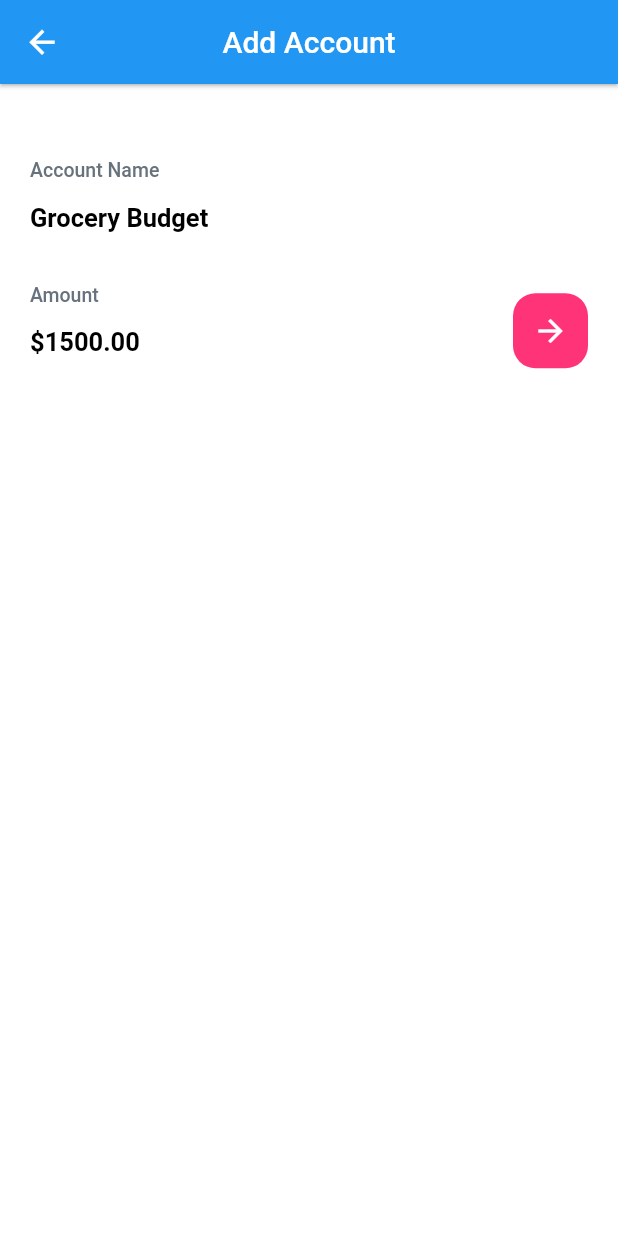
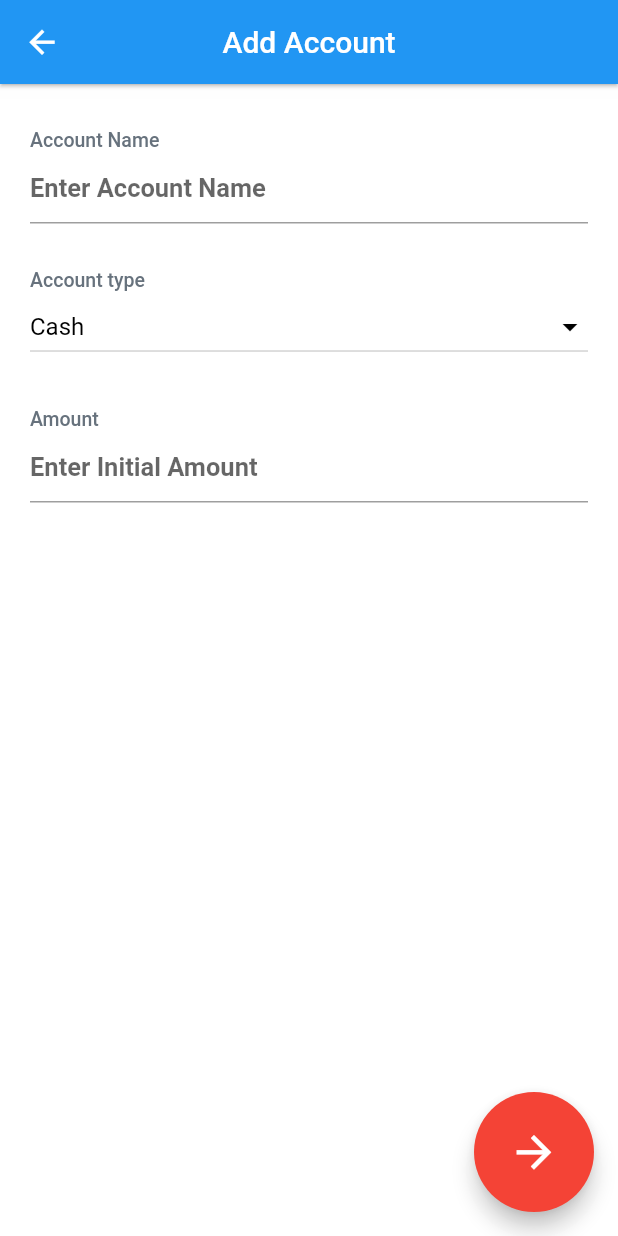
Before and after one commit to abdbd1020/cointrack, a Flutter app: the CreateEditAccountPage screen opened directly, on a phone screen of 412 x 824 dp. Run offline on Flutter 3.47's test engine with Material 2 defaults, Android fonts, the phone set to English and light mode, and no system bars; our stand-ins replace fl_chart, flutter_icons, fluttertoast, shared_preferences, sqflite; accounts and stored records are empty.

Commit message:
account done

```diff
--- /dev/null
+++ b/lib/Misc/Strings.dart
@@ -0,0 +1,3 @@
+const String cashString = "Cash";
+const String bankString = "Bank";
+const String mobileBankString = "Mobile Bank";
--- a/lib/controller/accountController.dart
+++ b/lib/controller/accountController.dart
@@ -144,7 +144,10 @@ CREATE TABLE Accounts (
       conflictAlgorithm: ConflictAlgorithm.replace,
     );
   }
-  Future<List<Account>> dogs() async {
+
+
+
+  Future<List<Account>> getAllAccounts() async {
 
     final database = openDatabase(
       // Set the path to the database. Note: Using the `join` function from the
--- a/lib/model/account.dart
+++ b/lib/model/account.dart
@@ -1,12 +1,12 @@
 
 
 class Account {
-  final int id;
-  final String name;
-  final int amount;
-  final String type;
+   int id;
+   String name;
+   int amount;
+   String type;
 
-  const Account({
+   Account({
     this.id,
      this.name,
      this.amount,
@@ -50,6 +50,6 @@ class Account {
   // each dog when using the print statement.
   @override
   String toString() {
-    return 'Dog{id: $id, name: $name, amount: $amount, type: $type}';
+    return 'Account{id: $id, name: $name, amount: $amount, type: $type}';
   }
 }
--- a/lib/pages/createEditAccountPage.dart
+++ b/lib/pages/createEditAccountPage.dart
@@ -1,14 +1,14 @@
+import 'package:flutter/material.dart';
 
-import 'package:flutter/material.dart';
-import 'package:flutter_icons/flutter_icons.dart';
-
-import '../Misc/categories.dart';
+import '../Misc/Strings.dart';
 import '../Misc/colors.dart';
 import '../component/appBarBackButton.dart';
+import '../controller/accountController.dart';
 import '../model/account.dart';
+import 'accountsPage.dart';
+
 
 class CreateEditAccountPage extends StatefulWidget {
-
   const CreateEditAccountPage({Key key, this.account}) : super(key: key);
   final Account account;
 
@@ -20,9 +20,19 @@ class _CreateEditAccountPage extends State<CreateEditAccountPage> {
   Account account;
   _CreateEditAccountPage(this.account);
   int activeCategory = 0;
-  TextEditingController _budgetName =
-  TextEditingController(text: "Grocery Budget");
-  TextEditingController _budgetPrice = TextEditingController(text: "\$1500.00");
+  String dropdownValue;
+  TextEditingController accountNameController = TextEditingController();
+
+  TextEditingController accountAmountController = TextEditingController();
+  int accountId=0;
+
+  @override
+  void initState() {
+    super.initState();
+    accountNameController.text = accountName();
+    accountAmountController.text = accountAmount();
+    dropdownValue = account == null ? cashString : account.type;
+  }
 
   @override
   Widget build(BuildContext context) {
@@ -31,16 +41,33 @@ class _CreateEditAccountPage extends State<CreateEditAccountPage> {
         leading: AppBarBackButton(),
         elevation: 1,
         centerTitle: true,
-        title: account==null? Text(
+        title: account == null
+            ? const Text(
                 'Add Account',
                 style: TextStyle(color: Colors.white),
-        ):
-        Text(
+              )
+            : const Text(
                 'Edit Account',
                 style: TextStyle(color: Colors.white),
               ),
       ),
       backgroundColor: white.withOpacity(0.95),
+      floatingActionButton: Container(
+        decoration: BoxDecoration(
+            color: Colors.transparent,
+            borderRadius: BorderRadius.circular(15)),
+
+        height: 80.0,
+        width: 80.0,
+        child: FittedBox(
+          child: FloatingActionButton(onPressed: addEditAccount,
+            child: Icon( Icons.arrow_forward,
+              color: white,),
+            backgroundColor: Colors.red,),
+        ),
+
+
+      ),
       body: getBody(),
     );
   }
@@ -60,20 +87,16 @@ class _CreateEditAccountPage extends State<CreateEditAccountPage> {
                 // changes position of shadow
               ),
             ]),
-
           ),
-
-
-
-          SizedBox(
-            height: 50,
+          const SizedBox(
+            height: 30,
           ),
           Padding(
             padding: const EdgeInsets.only(left: 20, right: 20),
             child: Column(
               crossAxisAlignment: CrossAxisAlignment.start,
               children: [
-                Text(
+                const Text(
                   "Account Name",
                   style: TextStyle(
                       fontWeight: FontWeight.w500,
@@ -81,28 +104,68 @@ class _CreateEditAccountPage extends State<CreateEditAccountPage> {
                       color: Color(0xff67727d)),
                 ),
                 TextField(
-                  controller: _budgetName,
+                    controller: accountNameController,
                     cursorColor: black,
+                    style: const TextStyle(
+                        fontSize: 17,
+                        fontWeight: FontWeight.bold,
+                        color: black),
+                    decoration: const InputDecoration(
+                        hintText: "Enter Account Name",
+                        border: UnderlineInputBorder(
+                            borderSide: BorderSide(
+                                color: Colors.yellow
+                            ))),
+                ),
+
+                const SizedBox(
+                  height: 30,
+                ),
+                const Text(
+                  "Account type",
                   style: TextStyle(
-                      fontSize: 17, fontWeight: FontWeight.bold, color: black),
-                  decoration: account==null?  InputDecoration(
-                     hintText: "Enter Account Name", border: InputBorder.none)
-                :
-            InputDecoration(
-                hintText: account.name, border: InputBorder.none),
+                      fontWeight: FontWeight.w500,
+                      fontSize: 13,
+                      color: Color(0xff67727d)),
                 ),
-                SizedBox(
-                  height: 20,
+                DropdownButton<String>(
+                  focusColor: Colors.white,
+                  value: dropdownValue,
+                  isExpanded: true,
+
+                  // elevation: 5,
+                  iconEnabledColor: Colors.black,
+                  items: <String>[cashString, bankString, mobileBankString]
+                      .map<DropdownMenuItem<String>>((String value) {
+                    return DropdownMenuItem<String>(
+                      value: value,
+                      child: Text(
+                        value,
+                        style: TextStyle(color: Colors.black),
                       ),
-                Row(
-                  mainAxisAlignment: MainAxisAlignment.spaceBetween,
-                  children: [
-                    Container(
-                      width: (size.width - 140),
-                      child: Column(
+                    );
+                  }).toList(),
+                  hint: const Text(
+                    "Please choose a type",
+                    style: TextStyle(
+                        color: Colors.black,
+                        fontSize: 14,
+                        fontWeight: FontWeight.w500),
+                  ),
+                  onChanged: (String value) {
+                    setState(() {
+                      dropdownValue = value;
+                    });
+                  },
+                ),
+                const SizedBox(
+                  height: 30,
+                ),
+
+                    Column(
                       crossAxisAlignment: CrossAxisAlignment.start,
                       children: [
-                          Text(
+                        const Text(
                           "Amount",
                           style: TextStyle(
                               fontWeight: FontWeight.w500,
@@ -110,35 +173,26 @@ class _CreateEditAccountPage extends State<CreateEditAccountPage> {
                               color: Color(0xff67727d)),
                         ),
                         TextField(
-                            controller: _budgetPrice,
+                            controller: accountAmountController,
+                          keyboardType: const TextInputType.numberWithOptions(decimal: true),
+
                           cursorColor: black,
-                            style: TextStyle(
-                                fontSize: 17, fontWeight: FontWeight.bold, color: black),
-                            decoration: account==null?  InputDecoration(
-                                hintText: "Enter Initial Amount", border: InputBorder.none)
-                                :
-                            InputDecoration(
-                                hintText: account.amount.toString(), border: InputBorder.none),
+                            style: const TextStyle(
+                                fontSize: 17,
+                                fontWeight: FontWeight.bold,
+                                color: black),
+                            decoration: const InputDecoration(
+                                hintText: "Enter Initial Amount",
+                                border: UnderlineInputBorder(
+                                    borderSide: BorderSide(
+                                        color: Colors.black
+                                    ))),
                         )
+
                       ],
                     ),
-                    ),
-                    SizedBox(
-                      width: 20,
-                    ),
-                    Container(
-                      width: 50,
-                      height: 50,
-                      decoration: BoxDecoration(
-                          color: primary,
-                          borderRadius: BorderRadius.circular(15)),
-                      child: Icon(
-                        Icons.arrow_forward,
-                        color: white,
-                      ),
-                    ),
-                  ],
-                )
+
+
               ],
             ),
           )
@@ -146,4 +200,72 @@ class _CreateEditAccountPage extends State<CreateEditAccountPage> {
       ),
     );
   }
+
+  String accountName() {
+    if (account == null) {
+      return "";
+    } else {
+      return account.name;
     }
+  }
+
+  String accountAmount() {
+    if (account == null) {
+      return "";
+    } else {
+      return account.amount.toString();
+    }
+  }
+
+  Future addEditAccount() async {
+    if(accountNameController.text==""){
+
+      ScaffoldMessenger.of(context).showSnackBar(const SnackBar(
+        content: Text("Account Name is needed"),
+        duration: Duration(milliseconds: 500),
+      ));
+    }
+    if(accountAmountController.text==""){
+
+      accountAmountController.text=="0";
+    }
+    if(account!=null){
+      accountId = account.id;
+    }
+    else{
+      List<Account> accounts = await AccountController.instance.readAllAccounts();
+      int ans = -1;
+      for (var acc in accounts) {
+        if(ans<acc.id){
+          ans = acc.id;
+        }
+      }
+      ans++;
+      accountId = ans;
+    }
+    bool isUpdate = true;
+    if(account==null)isUpdate = false;
+      account =  Account(
+        id: accountId,
+        name: accountNameController.text,
+        amount:int.parse(accountAmountController.text) ,
+        type: dropdownValue,
+      );
+      if(isUpdate){
+        await AccountController.instance.update(account);
+      }
+      else{
+        await AccountController.instance.create(account);
+      }
+
+    ScaffoldMessenger.of(context).showSnackBar(const SnackBar(
+      content: Text("Successful"),
+      duration: Duration(milliseconds: 500),
+    ));
+    Navigator.push(
+      context,
+      MaterialPageRoute(builder: (context) => AccountsPage()),
+    );
+
+  }
+}
--- a/lib/pages/homePage.dart
+++ b/lib/pages/homePage.dart
@@ -4,6 +4,7 @@ import 'package:flutter/cupertino.dart';
 import 'package:flutter/foundation.dart';
 import 'package:flutter/material.dart';
 import 'package:fluttertoast/fluttertoast.dart';
+import 'package:swe/Misc/Strings.dart';
 import 'package:swe/controller/accountController.dart';
 import 'package:swe/model/account.dart';
 import 'package:swe/pages/accountsPage.dart';
@@ -124,7 +125,7 @@ class _HomePageState extends State<HomePage> {
                                           ? Container()
                                           : AccountCard(
                                               name: accounts[index].name,
-                                              amount: accounts[index].id.toDouble());
+                                              amount: accounts[index].amount.toDouble());
                                     },
                                   ),
                       ),
@@ -207,15 +208,15 @@ class _HomePageState extends State<HomePage> {
 
 
     // a = 1;
-    //   await AccountController.instance.deleteAll();
+    //  await AccountController.instance.deleteAll();
     //   var fido = const Account(
-    //     id: 2,
-    //     name: 'Rocket',
+    //     id: 1,
+    //     name: 'Bkash',
     //     amount: 501,
-    //     type: "cash",
+    //     type: mobileBankString,
     //   );
-
-      // Account b = await AccountController.instance.create(fido);
+    //
+    //   Account b = await AccountController.instance.create(fido);
 
 
 
```
Lines whose indentation alone changed are shown as unchanged.
